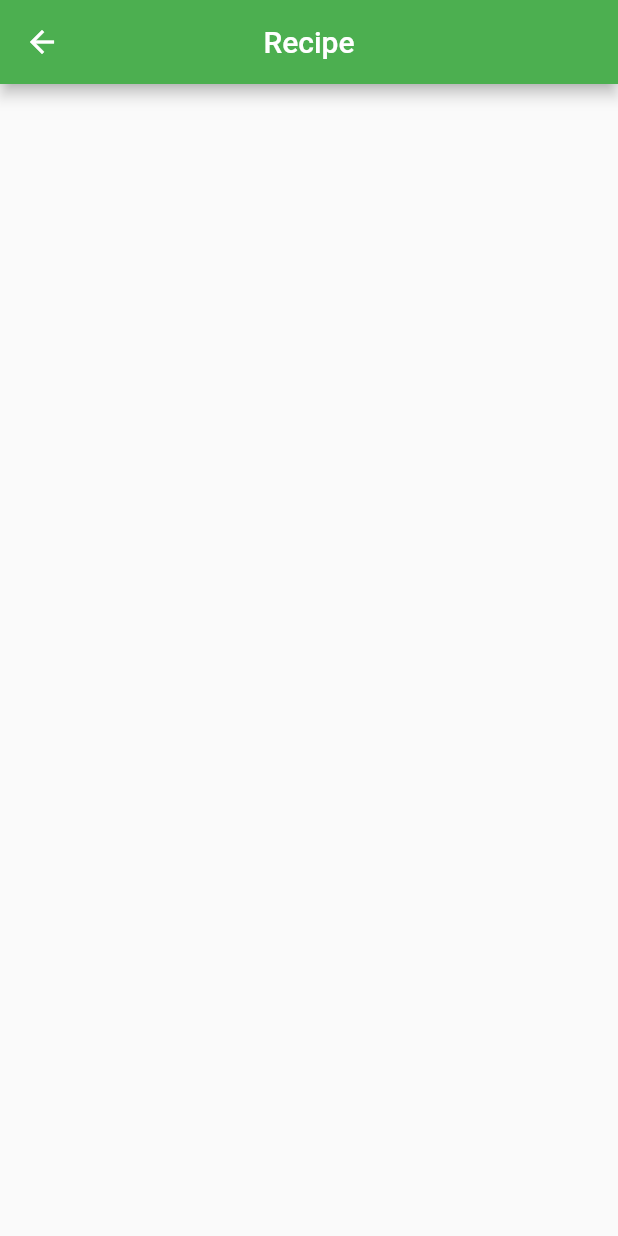
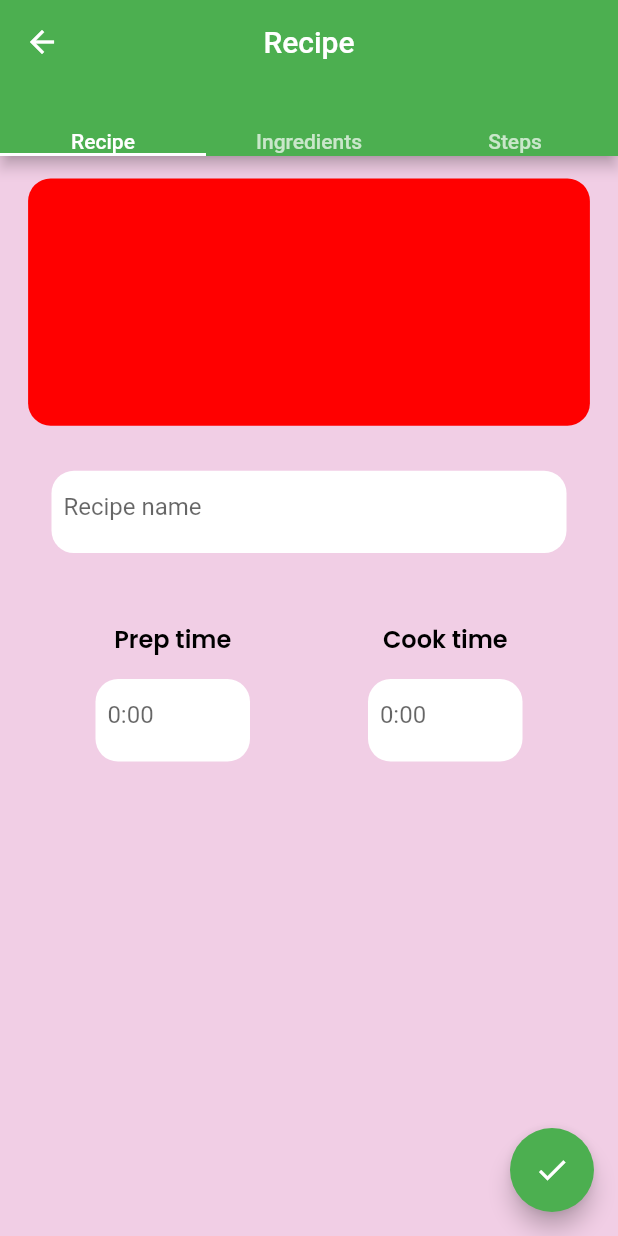
Before and after one commit to sayanths/wit_test, a Flutter app: the screen it shows after launch, after a tap on "Add Recipie", on a phone screen of 412 x 824 dp. Run offline on Flutter 3.47's test engine with Material 2 defaults, Android fonts, the light colour scheme and no system bars; our stand-ins replace google_fonts; missing offline and left inert: dart:js.

Commit message:
tab bar items completeing

```diff
--- a/lib/add_recipe/view/add_increadents.dart
+++ b/lib/add_recipe/view/add_increadents.dart
@@ -0,0 +1,37 @@
+import 'package:flutter/material.dart';
+import 'package:wit_test/add_recipe/view/widgets/recipe_widget.dart';
+
+class AddIngredients extends StatelessWidget {
+  const AddIngredients({Key? key}) : super(key: key);
+
+  @override
+  Widget build(BuildContext context) {
+    final size = MediaQuery.of(context).size;
+    return Scaffold(
+      backgroundColor: const Color.fromARGB(255, 241, 206, 229),
+      body: SingleChildScrollView(
+        child: Column(
+          children: [
+            AddPageTextFormFiled(
+                size: size,
+                title: '  Name of items used',
+                height: size.height / 12,
+                width: size.width / 1.1),
+            AddPageTextFormFiled(
+              size: size,
+              title: '  Quantity Used...',
+              height: size.height / 2,
+              width: size.width / 1.1,
+            ),
+
+          ],
+        ),
+      ),
+      floatingActionButton: FloatingActionButton(
+        child: Icon(Icons.done),
+        onPressed: () {
+
+      },),
+    );
+  }
+}
--- a/lib/add_recipe/view/add_recipe.dart
+++ /dev/null
@@ -1,25 +0,0 @@
-import 'package:flutter/material.dart';
-import 'package:flutter/src/foundation/key.dart';
-import 'package:flutter/src/widgets/framework.dart';
-import 'package:wit_test/core/colors.dart';
-
-class AddRecipe extends StatelessWidget {
-  const AddRecipe({Key? key}) : super(key: key);
-
-  @override
-  Widget build(BuildContext context) {
-    return Scaffold(
-      appBar: AppBar(
-        title: const Text("Recipe"),
-        centerTitle: true,
-      ),
-      body: SafeArea(
-        child: Column(
-          children:  [
-
-          ],
-        ),
-      ),
-    );
-  }
-}
--- /dev/null
+++ b/lib/add_recipe/view/add_recipes.dart
@@ -0,0 +1,78 @@
+import 'package:flutter/material.dart';
+import 'package:wit_test/core/colors.dart';
+import 'package:wit_test/core/widgets.dart';
+
+import 'widgets/recipe_widget.dart';
+
+class AddRecipes extends StatelessWidget {
+  const AddRecipes({Key? key}) : super(key: key);
+
+  @override
+  Widget build(BuildContext context) {
+    final size = MediaQuery.of(context).size;
+    return Scaffold(
+      backgroundColor: const Color.fromARGB(255, 241, 206, 229),
+      body: SingleChildScrollView(
+        child: Column(
+          children: [
+            Container(
+              margin: const EdgeInsets.all(15),
+              height: size.height / 5,
+              width: size.width / 1.1,
+              decoration: BoxDecoration(
+                  color: red,
+                  // image: const DecorationImage(
+                  //   image: NetworkImage("url"),
+                  // ),
+                  borderRadius: BorderRadius.circular(15)),
+            ),
+            AddPageTextFormFiled(
+              size: size,
+              title: '  Recipe name',
+              height: size.height / 15,
+              width: size.width / 1.2,
+            ),
+            height30,
+            Row(
+              mainAxisAlignment: MainAxisAlignment.spaceEvenly,
+              children: [
+                Column(
+                  children: [
+                    const CustomTimingText(
+                      title: "Prep time",
+                    ),
+                    AddPageTextFormFiled(
+                      size: size,
+                      title: '  0:00',
+                      height: size.height / 15,
+                      width: size.width / 4,
+                    ),
+                  ],
+                ),
+                Column(
+                  children: [
+                    const CustomTimingText(
+                      title: "Cook time",
+                    ),
+                    AddPageTextFormFiled(
+                      size: size,
+                      title: '  0:00',
+                      height: size.height / 15,
+                      width: size.width / 4,
+                    ),
+                  ],
+                ),
+              ],
+            ),
+
+          ],
+        ),
+      ),
+        floatingActionButton: FloatingActionButton(
+        child: Icon(Icons.done),
+        onPressed: () {
+
+      },),
+    );
+  }
+}
--- a/lib/add_recipe/view/add_steps.dart
+++ b/lib/add_recipe/view/add_steps.dart
@@ -0,0 +1,16 @@
+import 'package:flutter/material.dart';
+import 'package:flutter/src/foundation/key.dart';
+import 'package:flutter/src/widgets/framework.dart';
+import 'package:wit_test/core/colors.dart';
+
+class AddSteps extends StatelessWidget {
+  const AddSteps({Key? key}) : super(key: key);
+
+  @override
+  Widget build(BuildContext context) {
+    final size = MediaQuery.of(context).size;
+    return const Scaffold(
+      backgroundColor: Color.fromARGB(255, 241, 206, 229),
+    );
+  }
+}
--- /dev/null
+++ b/lib/add_recipe/view/addpage.dart
@@ -0,0 +1,47 @@
+import 'package:flutter/material.dart';
+import 'package:flutter/src/foundation/key.dart';
+import 'package:flutter/src/widgets/framework.dart';
+import 'package:wit_test/add_recipe/view/add_increadents.dart';
+import 'package:wit_test/add_recipe/view/add_recipes.dart';
+import 'package:wit_test/add_recipe/view/add_steps.dart';
+import 'package:wit_test/core/colors.dart';
+
+class AddPage extends StatelessWidget {
+  const AddPage({Key? key}) : super(key: key);
+
+  @override
+  Widget build(BuildContext context) {
+    return DefaultTabController(
+      length: 3,
+      child: Scaffold(
+        backgroundColor: yellow,
+        appBar: AppBar(
+          title: const Text("Recipe"),
+          centerTitle: true,
+          bottom: const TabBar(
+            tabs: [
+              Text("Recipe"),
+              Text("Ingredients"),
+              Text("Steps"),
+            ],
+          ),
+        ),
+        body: SafeArea(
+          child: Column(
+            children: const [
+              Expanded(
+                child: TabBarView(
+                  children: [
+                    AddRecipes(),
+                    AddIngredients(),
+                    AddSteps(),
+                  ],
+                ),
+              ),
+            ],
+          ),
+        ),
+      ),
+    );
+  }
+}
--- /dev/null
+++ b/lib/add_recipe/view/widgets/recipe_widget.dart
@@ -0,0 +1,55 @@
+
+import 'package:flutter/material.dart';
+
+import '../../../core/colors.dart';
+import '../../../core/fonts.dart';
+
+class CustomTimingText extends StatelessWidget {
+  final String title;
+  const CustomTimingText({
+    Key? key,
+    required this.title,
+  }) : super(key: key);
+
+  @override
+  Widget build(BuildContext context) {
+    return Text(
+      title,
+      style: gFont(color: black, fontWeight: FontWeight.w600),
+    );
+  }
+}
+
+class AddPageTextFormFiled extends StatelessWidget {
+  final String title;
+  final double height;
+  final double width;
+  const AddPageTextFormFiled({
+    Key? key,
+    required this.size,
+    required this.title,
+    required this.height,
+    required this.width,
+  }) : super(key: key);
+
+  final Size size;
+
+  @override
+  Widget build(BuildContext context) {
+    return Container(
+      margin: const EdgeInsets.all(15),
+      height: height,
+      width: width,
+      decoration: BoxDecoration(
+        color: white,
+        borderRadius: BorderRadius.circular(15),
+      ),
+      child: TextFormField(
+        decoration: InputDecoration(
+          border: InputBorder.none,
+          hintText: title,
+        ),
+      ),
+    );
+  }
+}
--- a/lib/home_page/view/home_page.dart
+++ b/lib/home_page/view/home_page.dart
@@ -1,5 +1,5 @@
 import 'package:flutter/material.dart';
-import 'package:wit_test/add_recipe/view/add_recipe.dart';
+import 'package:wit_test/add_recipe/view/addpage.dart';
 import 'package:wit_test/routes/routes.dart';
 
 class HomePage extends StatelessWidget {
@@ -13,7 +13,7 @@ class HomePage extends StatelessWidget {
           ElevatedButton(
             onPressed: () {
               Navigator.of(context)
-                  .push(MaterialPageRoute(builder: (context) => AddRecipe()));
+                  .push(MaterialPageRoute(builder: (context) => AddPage()));
             },
             child: const Text("Add Recipie"),
           ),
```
Also changed, not shown: lib/main.dart (+8 -4 lines).
